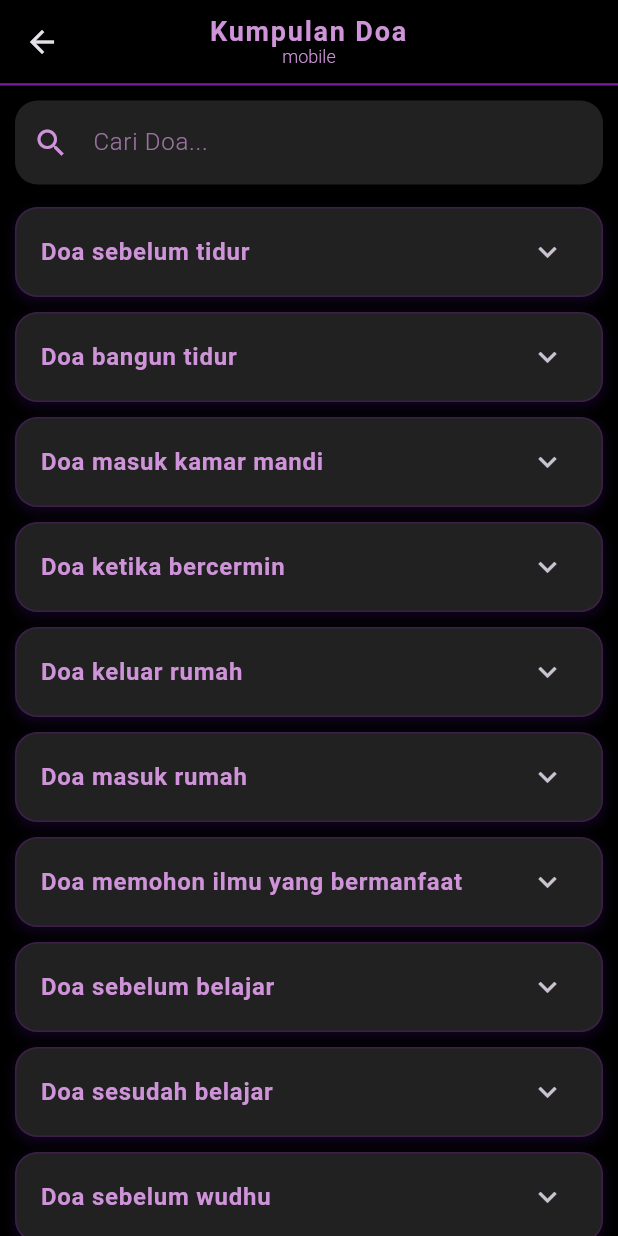
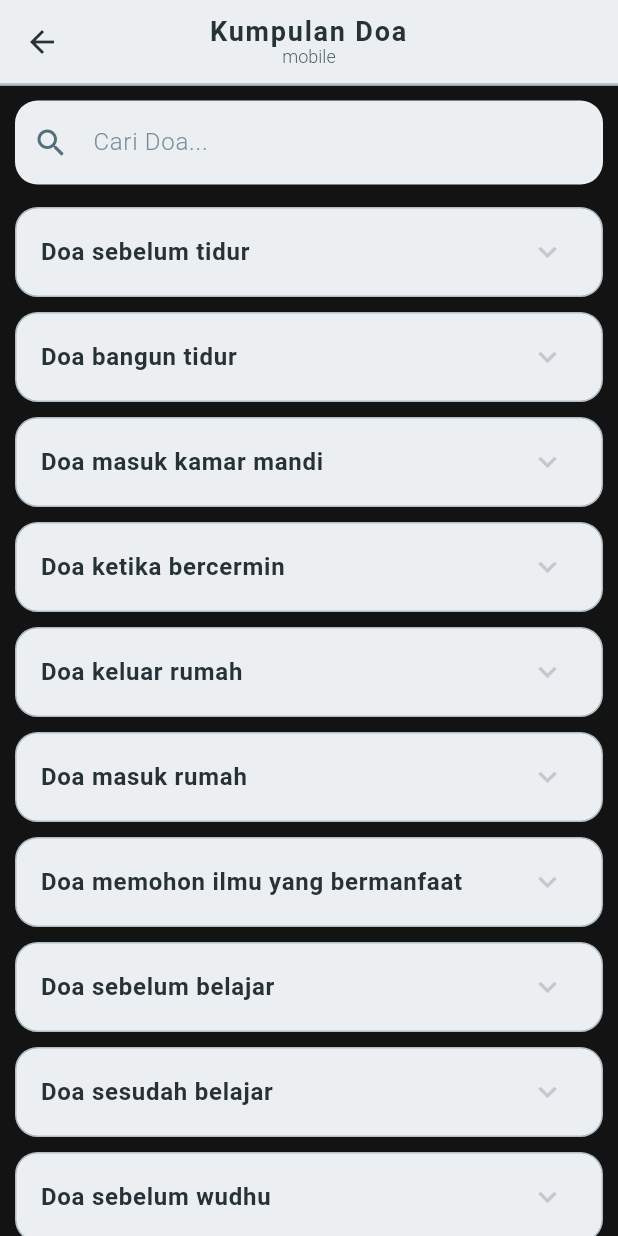
Before and after one commit to kotechi/Quran-Digital, a Flutter app: the DoaListPage screen opened directly, on a phone screen of 412 x 824 dp. Run offline on Flutter 3.47's test engine with Material 3 defaults, Android fonts, the phone set to English and light mode, and no system bars; our stand-ins replace audioplayers, flutter_svg, geolocator, google_fonts, shared_preferences; missing offline and left inert: flutter_qiblah; accounts and stored records are empty.

```diff
--- a/lib/screens/doa_list.dart
+++ b/lib/screens/doa_list.dart
@@ -2,6 +2,7 @@ import 'package:flutter/material.dart';
 import 'dart:convert';
 import 'package:myapp/models/doa.dart';
 import 'package:flutter/services.dart' show rootBundle;
+
 class DoaListPage extends StatefulWidget {
   const DoaListPage({super.key});
 
@@ -71,10 +72,10 @@ Future<void> fetchDuas() async {
     });
   }
 
-  @override
+@override
   Widget build(BuildContext context) {
     return Scaffold(
-      backgroundColor: Colors.black,
+      backgroundColor: const Color.fromARGB(255, 19, 19, 20), // Soft grey background
       appBar: AppBar(
         title: RichText(
           textAlign: TextAlign.center,
@@ -83,7 +84,7 @@ Future<void> fetchDuas() async {
               TextSpan(
                 text: "Kumpulan Doa\n",
                 style: TextStyle(
-                  color: Colors.purple[200],
+                  color: Colors.blueGrey.shade900,
                   fontWeight: FontWeight.bold,
                   letterSpacing: 1.2,
                   fontSize: 18,
@@ -92,7 +93,7 @@ Future<void> fetchDuas() async {
               TextSpan(
                 text: "mobile",
                 style: TextStyle(
-                  color: Colors.purple[200],
+                  color: Colors.blueGrey.shade700,
                   fontSize: 12,
                   fontWeight: FontWeight.w300,
                 ),
@@ -101,32 +102,33 @@ Future<void> fetchDuas() async {
           ),
         ),
         centerTitle: true,
-        backgroundColor: Colors.black,
+        backgroundColor: Colors.blueGrey.shade50, // Light grey app bar
+        iconTheme: IconThemeData(color: Colors.blueGrey.shade900),
         bottom: PreferredSize(
           preferredSize: Size.fromHeight(1.0),
           child: Container(
-            color: Colors.purple[700],
+            color: Colors.blueGrey.shade200,
             height: 1.5,
           ),
         ),
       ),
       body: Column(
         children: [
-          // Pencarian
+          // Search
           Padding(
             padding: const EdgeInsets.all(10.0),
             child: TextField(
               controller: _searchController,
-              style: TextStyle(color: Colors.white, fontWeight: FontWeight.w300),
+              style: TextStyle(color: Colors.blueGrey.shade900, fontWeight: FontWeight.w300),
               decoration: InputDecoration(
                 filled: true,
-                fillColor: Colors.grey[900],
+                fillColor: Colors.blueGrey.shade50,
                 hintText: 'Cari Doa...',
-                hintStyle: TextStyle(color: Colors.purple[200]?.withOpacity(0.7)),
-                prefixIcon: Icon(Icons.search, color: Colors.purple[200]),
+                hintStyle: TextStyle(color: Colors.blueGrey.shade400),
+                prefixIcon: Icon(Icons.search, color: Colors.blueGrey.shade600),
                 suffixIcon: _isSearching
                     ? IconButton(
-                        icon: Icon(Icons.clear, color: Colors.purple[200]),
+                        icon: Icon(Icons.clear, color: Colors.blueGrey.shade600),
                         onPressed: _clearSearch,
                       )
                     : null,
@@ -136,27 +138,27 @@ Future<void> fetchDuas() async {
                 ),
                 focusedBorder: OutlineInputBorder(
                   borderRadius: BorderRadius.circular(15),
-                  borderSide: BorderSide(color: Colors.purple[200]!, width: 1.5),
+                  borderSide: BorderSide(color: Colors.blueGrey.shade300, width: 1.5),
                 ),
               ),
               onChanged: _filterDuas,
             ),
           ),
-          // Error message jika ada
+          // Error message
           if (errorMessage.isNotEmpty)
             Padding(
               padding: const EdgeInsets.all(8.0),
               child: Text(
                 errorMessage,
-                style: TextStyle(color: Colors.red[300]),
+                style: TextStyle(color: Colors.red.shade300),
               ),
             ),
-          // Konten utama
+          // Main Content
           Expanded(
             child: isLoading
                 ? Center(
                     child: CircularProgressIndicator(
-                      valueColor: AlwaysStoppedAnimation<Color>(Colors.purple[200]!),
+                      valueColor: AlwaysStoppedAnimation<Color>(Colors.blueGrey.shade300),
                     ),
                   )
                 : filteredDuas.isEmpty
@@ -164,7 +166,7 @@ Future<void> fetchDuas() async {
                         child: Text(
                           'Tidak ada doa ditemukan',
                           style: TextStyle(
-                            color: Colors.purple[200],
+                            color: Colors.blueGrey.shade900,
                             fontSize: 16,
                           ),
                         ),
@@ -176,26 +178,18 @@ Future<void> fetchDuas() async {
                           return Container(
                             margin: EdgeInsets.symmetric(horizontal: 10, vertical: 5),
                             decoration: BoxDecoration(
-                              color: Colors.grey[900],
+                              color: Colors.blueGrey.shade50,
                               borderRadius: BorderRadius.circular(15),
                               border: Border.all(
-                                color: Colors.purple[700]!.withOpacity(0.3),
+                                color: Colors.blueGrey.shade200,
                                 width: 1,
                               ),
-                              boxShadow: [
-                                BoxShadow(
-                                  color: Colors.purple[900]!.withOpacity(0.2),
-                                  spreadRadius: 1,
-                                  blurRadius: 5,
-                                  offset: Offset(0, 3),
-                                ),
-                              ],
                             ),
                             child: ExpansionTile(
                               title: Text(
                                 dua.doa,
                                 style: TextStyle(
-                                  color: Colors.purple[200],
+                                  color: Colors.blueGrey.shade900,
                                   fontWeight: FontWeight.bold,
                                 ),
                               ),
@@ -209,7 +203,7 @@ Future<void> fetchDuas() async {
                                         dua.ayat,
                                         style: TextStyle(
                                           fontSize: 20,
-                                          color: Colors.white,
+                                          color: Colors.blueGrey.shade900,
                                           fontWeight: FontWeight.bold,
                                         ),
                                         textAlign: TextAlign.right,
@@ -218,14 +212,14 @@ Future<void> fetchDuas() async {
                                       Text(
                                         dua.latin,
                                         style: TextStyle(
-                                          color: Colors.purple[100],
+                                          color: Colors.blueGrey.shade700,
                                         ),
                                       ),
                                       SizedBox(height: 5),
                                       Text(
                                         dua.artinya,
                                         style: TextStyle(
-                                          color: Colors.purple[200],
+                                          color: Colors.blueGrey.shade600,
                                           fontSize: 12,
                                           fontStyle: FontStyle.italic,
                                         ),
```
Also changed, not shown: lib/main.dart (+4 -4 lines), lib/screens/home.dart (+46 -23 lines), lib/screens/surah_detail.dart (+36 -38 lines), lib/screens/surah_list.dart (+35 -54 lines).
